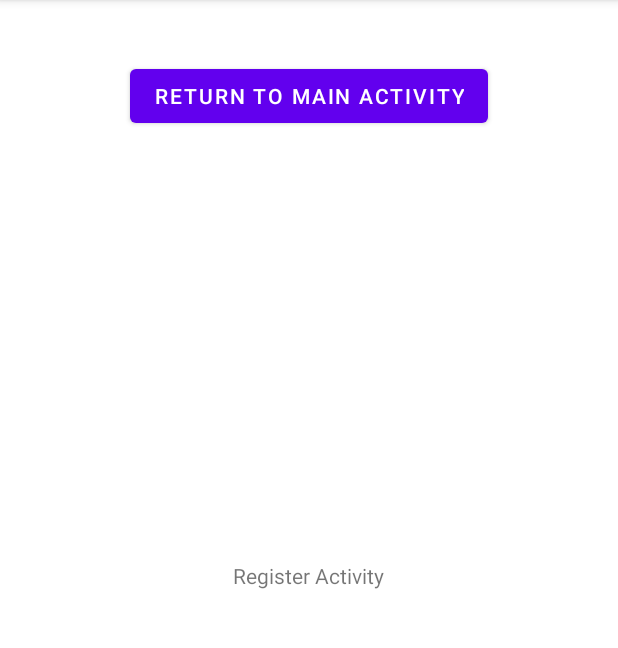
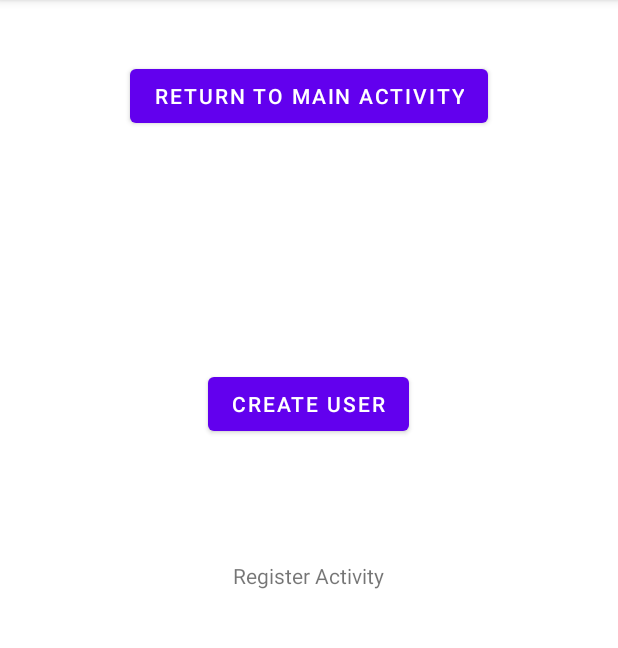
Before and after one commit to SyamMarcus/Android-Mobile-Development-Module, an Android app: the RegisterActivity screen opened directly, with no data from a screen before it, on a phone screen of 412 x 824 dp, the part 84-732 px from its top. Run offline under Robolectric (Android 15) with nearby library versions, the phone set to English and light mode, and no system bars.

Commit message:
version 0.1.0
Feat:
- Created database helper class to handle database queries
- Added createUser function which temporarily uses hard coded values
- Added new button to RegisterActivity to create a user in the database users table
- Linked the createUser button to the createUser function in a DbHelper class object

```diff
--- a/app/src/main/java/com/example/geartrader/RegisterActivity.java
+++ b/app/src/main/java/com/example/geartrader/RegisterActivity.java
@@ -4,11 +4,15 @@ import androidx.appcompat.app.AppCompatActivity;
 
 import android.content.Intent;
 import android.os.Bundle;
+import android.util.Log;
 import android.view.View;
 import android.widget.Button;
+import android.widget.Toast;
 
 public class RegisterActivity extends AppCompatActivity {
     private Button openMainButton;
+    private Button createUser;
+    private static final String TAG = "3";
 
     @Override
     protected void onCreate(Bundle savedInstanceState) {
@@ -19,7 +23,18 @@ public class RegisterActivity extends AppCompatActivity {
         openMainButton.setOnClickListener(new View.OnClickListener() {
             @Override
             public void onClick(View v) {
+                Log.d(TAG,"openMain button clicked");
                 openMain();
+            }
+        });
+
+        createUser = (Button) findViewById(R.id.createUser);
+        createUser.setOnClickListener(new View.OnClickListener() {
+            @Override
+            public void onClick(View v) {
+                Log.d(TAG,"createUser button clicked");
+                DbHelper dbHelper = new DbHelper(RegisterActivity.this);
+                dbHelper.createUser();
             }
         });
     }
--- a/app/src/main/res/layout/activity_register.xml
+++ b/app/src/main/res/layout/activity_register.xml
@@ -24,4 +24,17 @@
         android:layout_marginTop="40dp"
         android:text="Return to main Activity" />
 
+
+    <Button
+        android:id="@+id/createUser"
+        android:layout_width="wrap_content"
+        android:layout_height="wrap_content"
+        android:layout_alignParentTop="true"
+        android:layout_centerHorizontal="true"
+        android:layout_marginStart="114dp"
+        android:layout_marginLeft="114dp"
+        android:layout_marginTop="245dp"
+        android:text="Create User" />
+
+
 </RelativeLayout>
```
Also changed, not shown: app/src/main/java/com/example/geartrader/DbHelper.java (added, +51 -0 lines).
